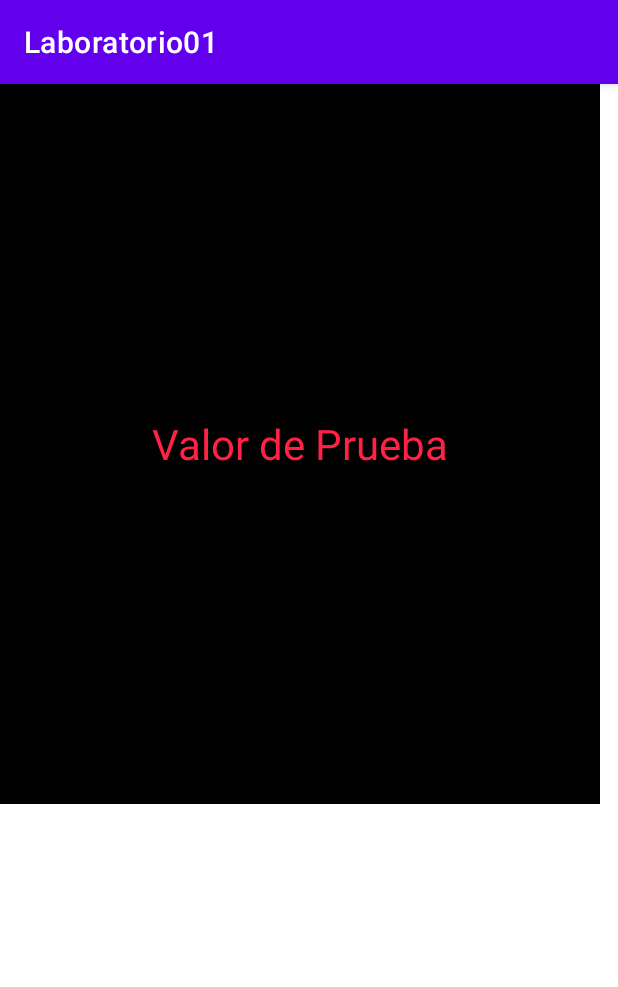
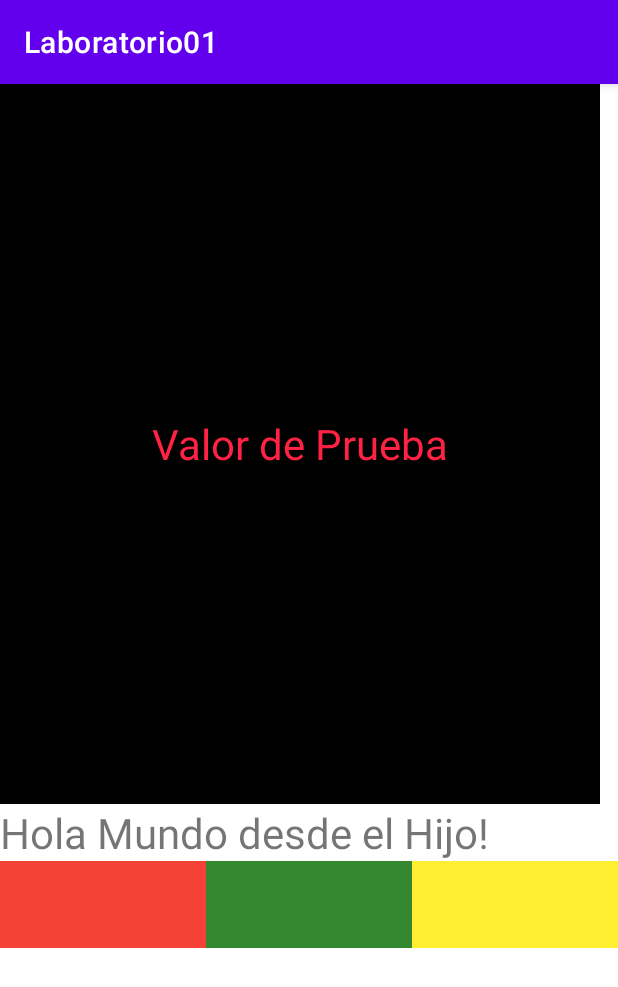
Before and after one commit to alejandroav93/Laboratorio01_Kotlin, an Android app: the screen it shows after launch (Actividad2), after a tap on "HELLO WORLD!", on a phone screen of 412 x 824 dp. Shown: the top 987 px of the screen. Run offline under Robolectric (Android 15) with nearby library versions, the phone set to English and light mode, and no system bars.

Commit message:
Text View 2 + Linear Layouts

```diff
--- a/app/src/main/java/com/example/laboratorio01/Actividad2.kt
+++ b/app/src/main/java/com/example/laboratorio01/Actividad2.kt
@@ -11,13 +11,13 @@ class Actividad2 : AppCompatActivity() {
         super.onCreate(savedInstanceState)
         setContentView(R.layout.activity_actividad2)
 
-        val bundle = intent.extras
+     //   val bundle = intent.extras
 
-        if(bundle != null){
-            val valueA: String = bundle.getString("ValueA", "")
-            Toast.makeText(this, valueA, Toast.LENGTH_SHORT).show()
-            val txtValue: TextView = findViewById(R.id.txtValue)
-            txtValue.text = valueA
-        }
+      //  if(bundle != null){
+         //   val valueA: String = bundle.getString("ValueA", "")
+         //   Toast.makeText(this, valueA, Toast.LENGTH_SHORT).show()
+           // val txtValue: TextView = findViewById(R.id.txtValue)
+          //  txtValue.text = valueA
+       // }
     }
 }
--- a/app/src/main/res/layout/activity_actividad2.xml
+++ b/app/src/main/res/layout/activity_actividad2.xml
@@ -4,6 +4,7 @@
     xmlns:tools="http://schemas.android.com/tools"
     android:layout_width="match_parent"
     android:layout_height="match_parent"
+    android:orientation="vertical"
     tools:context=".Actividad2">
 
 
@@ -14,7 +15,35 @@
         android:textSize="28sp"
         android:gravity="center "
         android:background="#010101"
-        android:layout_height="480dp"
-        />
+        android:layout_height="480dp"/>
+
+    <TextView
+        android:layout_width="match_parent"
+        android:layout_height="wrap_content"
+        android:text="Hola Mundo desde el Hijo!"
+        android:textSize="28sp"
+        android:layout_gravity="center"/>
+
+     <LinearLayout
+        android:layout_width="match_parent"
+        android:layout_height="wrap_content">
+
+         <TextView
+             android:layout_width="0dp"
+             android:layout_weight="1"
+             android:layout_height="58dp"
+             android:background="#F44336"/>
+         <TextView
+             android:layout_width="0dp"
+             android:layout_weight="1"
+             android:layout_height="58dp"
+             android:background="#34882F"/>
+         <TextView
+             android:layout_width="0dp"
+             android:layout_weight="1"
+             android:layout_height="58dp"
+             android:background="#FFEF30"/>
+
+     </LinearLayout>
 
 </LinearLayout>
```
